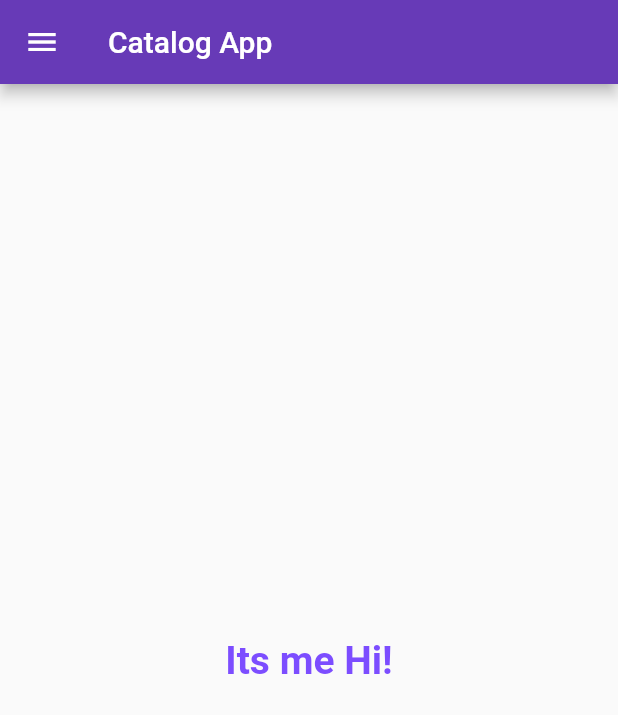
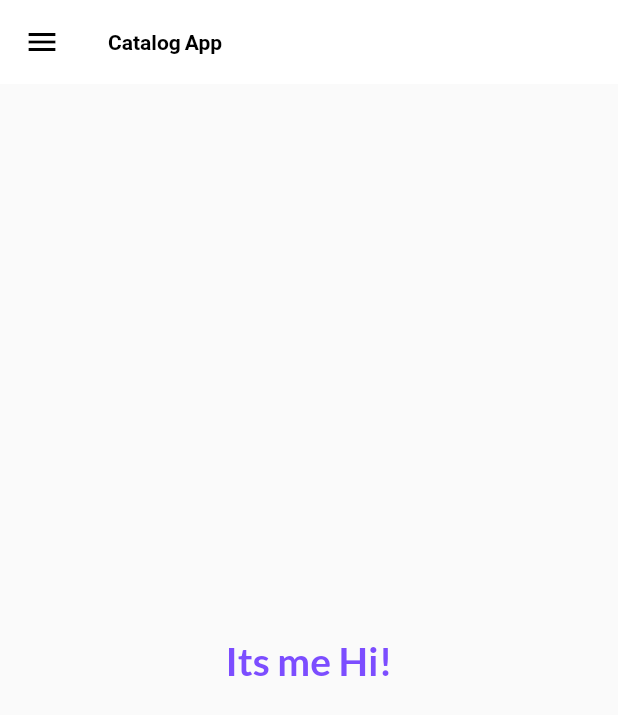
Before and after one commit to Wahab92422/FlutterBasics, a Flutter app: the screen it shows after launch, on a phone screen of 412 x 824 dp. Shown: the top 715 px of the screen. Run offline on Flutter 3.47's test engine with Material 2 defaults, Android fonts, the phone set to English and light mode, and no system bars; our stand-ins replace google_fonts.

Commit message:
Theme Extraction

```diff
--- a/lib/main.dart
+++ b/lib/main.dart
@@ -1,6 +1,6 @@
 import 'package:basics_flutter/utils/routes.dart';
+import 'package:basics_flutter/widgets/theme.dart';
 import 'package:flutter/material.dart';
-import 'package:google_fonts/google_fonts.dart';
 import 'Pages/home.dart';
 import 'Pages/login.dart';
 
@@ -16,14 +16,9 @@ class MyApp extends StatelessWidget {
     return MaterialApp(
       // home: const HomePage(),
       debugShowCheckedModeBanner: false,
-      themeMode: ThemeMode.dark,
-      theme: ThemeData(
-          primarySwatch: Colors.deepPurple,
-          fontFamily: GoogleFonts.lato().fontFamily),
-      darkTheme: ThemeData(
-        brightness: Brightness.light,
-        primarySwatch: Colors.deepPurple,
-      ),
+      themeMode: ThemeMode.light,
+      theme: MyTheme.lightTheme(context),
+      darkTheme: MyTheme.darkTheme(context),
       initialRoute: MyRoutes.homeRoute,
       routes: ({
         MyRoutes.homeRoute: (context) => const HomePage(),
--- /dev/null
+++ b/lib/widgets/theme.dart
@@ -0,0 +1,21 @@
+import 'package:flutter/material.dart';
+import 'package:google_fonts/google_fonts.dart';
+
+class MyTheme {
+  static ThemeData lightTheme(BuildContext context) => ThemeData(
+        primarySwatch: Colors.deepPurple,
+        fontFamily: GoogleFonts.lato().fontFamily,
+        appBarTheme: const AppBarTheme(
+          elevation: 0.0,
+          color: Colors.white,
+          iconTheme: IconThemeData(color: Colors.black),
+          titleTextStyle:
+              TextStyle(color: Colors.black, fontWeight: FontWeight.bold),
+        ),
+      );
+
+  static ThemeData darkTheme(BuildContext context) => ThemeData(
+        brightness: Brightness.dark,
+        primarySwatch: Colors.deepPurple,
+      );
+}
```
